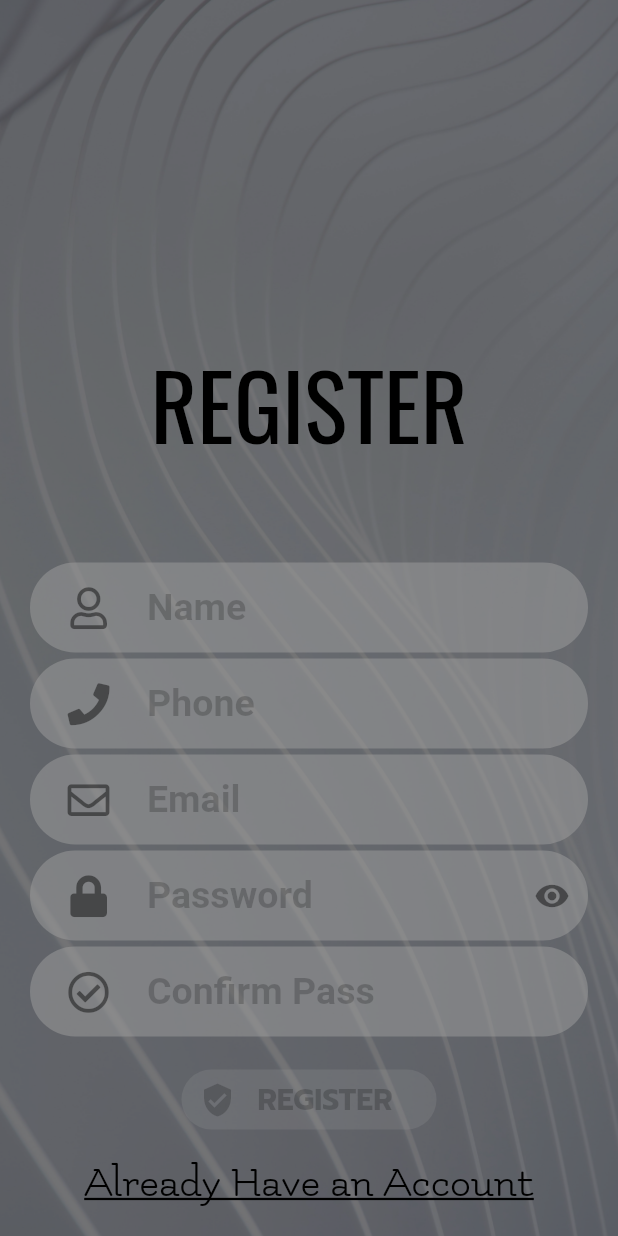
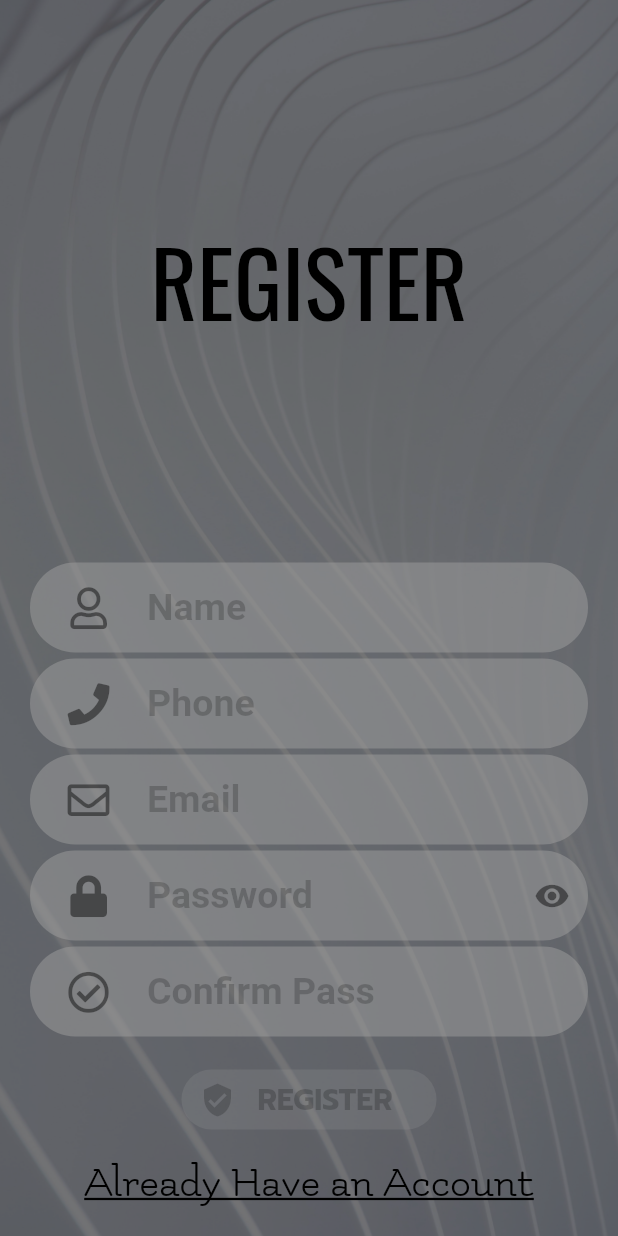
Before and after one commit to VireZee/Portolink, a Flutter app: the screen it shows after launch, after a tap on "Create New Account", on a phone screen of 412 x 824 dp. Run offline on Flutter 3.47's test engine with Material 2 defaults, Android fonts, the phone set to English and light mode, and no system bars; our stand-ins replace font_awesome_flutter, lottie.

```diff
--- a/lib/main.dart
+++ b/lib/main.dart
@@ -14,8 +14,9 @@ class MyApp extends StatelessWidget {
     return MaterialApp(
       debugShowCheckedModeBanner: false,
       theme: MyTheme.darkTheme(),
-      initialRoute: '/login',
+      initialRoute: '/',
       routes: {
+        Splash.routeName: (context) => const Splash(),
         Login.routeName: (context) => const Login(),
         Register.routeName: (context) => const Register()
       }
--- a/lib/models/models.dart
+++ b/lib/models/models.dart
@@ -1 +1,4 @@
+part 'orders.dart';
+part 'pendings.dart';
+part 'templates.dart';
 part 'users.dart';
--- a/lib/models/users.dart
+++ b/lib/models/users.dart
@@ -2,6 +2,7 @@ part of 'models.dart';
 
 class Users {
   final String uid;
+  final String photo;
   final String name;
   final String phone;
   final String email;
@@ -11,6 +12,7 @@ class Users {
   final String updateAt;
   const Users(
     this.uid,
+    this.photo,
     this.name,
     this.phone,
     this.email,
@@ -21,6 +23,7 @@ class Users {
   );
   List<Object> get props => [
     uid,
+    photo,
     name,
     phone,
     email,
--- a/lib/views/register.dart
+++ b/lib/views/register.dart
@@ -39,7 +39,6 @@ class _RegisterState extends State<Register> {
           backgroundColor: Colors.transparent,
           body: Column(
             children: [
-              const Spacer(flex: 3),
               const Flexible(
                 child: Center(
                   child: Text(
@@ -51,7 +50,6 @@ class _RegisterState extends State<Register> {
                   )
                 )
               ),
-              const Spacer(),
               Padding(
                 padding: const EdgeInsets.symmetric(vertical: 2, horizontal: 20),
                 child: Container(
--- a/lib/views/splash.dart
+++ b/lib/views/splash.dart
@@ -1 +1,33 @@
 part of 'views.dart';
+
+class Splash extends StatefulWidget {
+  const Splash({Key? key}) : super(key: key);
+  static const String routeName = '/';
+  @override
+  _SplashState createState() => _SplashState();
+}
+class _SplashState extends State<Splash> {
+  @override
+  void initState() {
+    super.initState();
+    _loadSplash();
+  }
+  _loadSplash() async {
+    var _duration = const Duration(seconds: 5);
+    return Timer(_duration, checkAuth);
+  }
+  void checkAuth() {
+    Navigator.pushReplacementNamed(context, Login.routeName);
+  }
+  @override
+  Widget build(BuildContext context) {
+    return Scaffold(
+      body: Column(
+        mainAxisAlignment: MainAxisAlignment.center,
+        children: [
+          Lottie.asset('assets/images/loading.json')
+        ]
+      )
+    );
+  }
+}
--- a/lib/views/views.dart
+++ b/lib/views/views.dart
@@ -1,5 +1,7 @@
+import 'dart:async';
 import 'package:flutter/material.dart';
 import 'package:font_awesome_flutter/font_awesome_flutter.dart';
+import 'package:lottie/lottie.dart';
 
 part 'login.dart';
 part 'register.dart';
```
Also changed, not shown: assets/images/loading.json (+1 -1 lines), assets/images/sent.json (+1 -1 lines), lib/models/orders.dart (added, +29 -0 lines), lib/models/pendings.dart (added, +29 -0 lines), lib/models/templates.dart (added, +23 -0 lines).
